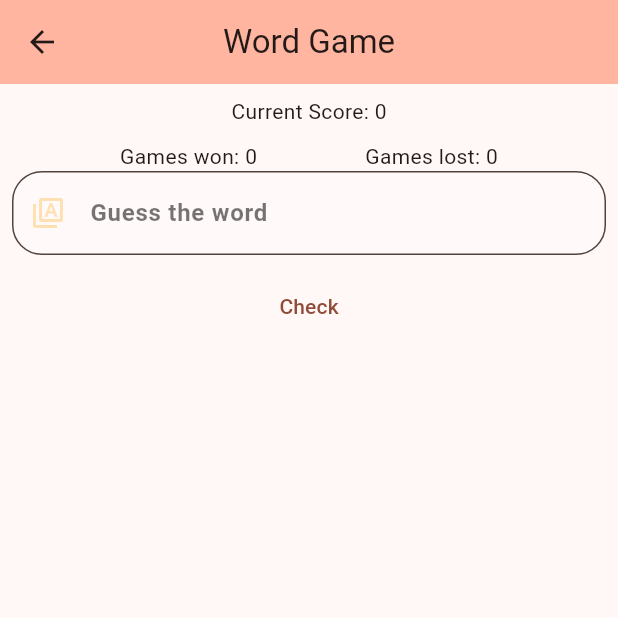
After one commit to Verne-Ian/mulmet-flutter-test, a Flutter app: the WordGame screen opened directly, after a tap on "Check", on a phone screen of 412 x 824 dp, the top half of it. The commit adds this screen. Run offline on Flutter 3.47's test engine with Material 3 defaults, Android fonts, the phone set to English and light mode, and no system bars; our stand-ins replace cloud_firestore, firebase_auth, firebase_core, flutter_spinkit; accounts and stored records are empty.

Commit message:
Added word game and fixed minor issues.

```diff
--- /dev/null
+++ b/lib/interface/word_game.dart
@@ -0,0 +1,100 @@
+import 'package:flutter/foundation.dart';
+import 'package:flutter/material.dart';
+import 'package:cloud_firestore/cloud_firestore.dart';
+
+import 'package:mulmet_flutter_test/widgets/custom_widgets.dart';
+
+class WordGame extends StatefulWidget {
+  const WordGame({super.key});
+
+  @override
+  State<WordGame> createState() => _WordGameState();
+}
+
+class _WordGameState extends State<WordGame> {
+  TextEditingController wordController = TextEditingController();
+  final cloudFirestore = FirebaseFirestore.instance;
+  int currentScore = 0;
+  int gamesWon = 0;
+  int gamesLost = 0;
+
+  // This function is being used to check the entered word.
+  Future<void> checkWord() async {
+    final String wordToCheck = wordController.text;
+    if (wordToCheck.isNotEmpty) {
+      try {
+        final doc = await cloudFirestore.collection('game').doc('game_words').get();
+        final List<dynamic> wordsArray = doc['words'];
+
+        // Check if the word is in the array
+        if (wordsArray.contains(wordToCheck)) {
+          setState(() {
+            currentScore = currentScore + 1;
+            gamesWon = gamesWon + 1;
+            wordController.text = '';
+          });
+          showDialog(context: context, builder: (context){
+            return const AlertDialog(
+              title: Text('+1 Hooray! You won'),
+              icon: Icon(Icons.tag_faces_sharp, color: Colors.green,),
+            );
+          });
+        } else {
+          setState(() {
+            gamesLost = gamesLost + 1;
+            wordController.text = 'Try again';
+          });
+          showDialog(context: context, builder: (context){
+            return const AlertDialog(
+              title: Text('Sorry! You Lost'),
+              icon: Icon(Icons.highlight_remove_outlined, color: Colors.red,),
+            );
+          });
+        }
+      } catch (e) {
+        if (kDebugMode) {
+          print('Error checking word: $e');
+        }
+      }
+    } else {
+      setState(() {
+        wordController.text = 'Enter a word';
+        wordController.text = '';
+      });
+    }
+  }
+
+  @override
+  Widget build(BuildContext context) {
+    return Scaffold(
+      appBar: AppBar(
+        title: const Text('Word Game'),
+        centerTitle: true,
+        backgroundColor: Theme.of(context).colorScheme.inversePrimary,
+      ),
+      body: SingleChildScrollView(
+        child: Container(
+          padding: const EdgeInsets.all(8.0),
+          child: Column(
+            mainAxisAlignment: MainAxisAlignment.spaceEvenly,
+            mainAxisSize: MainAxisSize.min,
+            children: [
+              Text('Current Score: $currentScore'),
+              const SizedBox(height: 10.0,),
+              Row(
+                mainAxisAlignment: MainAxisAlignment.spaceEvenly,
+                children: [
+                  Text('Games won: $gamesWon'),
+                  Text('Games lost: $gamesLost')
+                ],
+              ),
+              defaultField('Guess the word', Icons.type_specimen_outlined, false, wordController, ''),
+              const SizedBox(height: 10.0,),
+              TextButton(onPressed: checkWord, child: const Text('Check')),
+            ],
+          ),
+        ),
+      ),
+    );
+  }
+}
--- a/lib/services/login.dart
+++ b/lib/services/login.dart
@@ -3,8 +3,9 @@ import 'package:firebase_auth/firebase_auth.dart';
 import 'package:flutter_spinkit/flutter_spinkit.dart';
 import 'package:mulmet_flutter_test/interface/home.dart';
 
-final myAuth = FirebaseAuth.instance;
+final myAuth = FirebaseAuth.instance; // FirebaseAuth instance for all user account related issues.
 
+// This function will manage user login when called.
 emailLogin( TextEditingController emailControl, TextEditingController passControl,
     String email, String password, BuildContext context) async {
   try {
```
Also changed, not shown: lib/interface/firebase_crud.dart (+7 -0 lines), lib/services/firebase_crud.dart (+4 -3 lines), lib/widgets/navbar.dart (+10 -0 lines).
